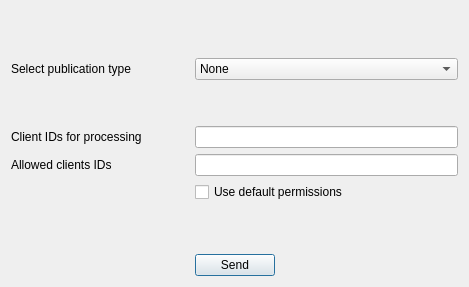
Qt form graphical-client/publish_screen.ui (GTA-UFRJ/CACIC-Use-Case) before a commit.
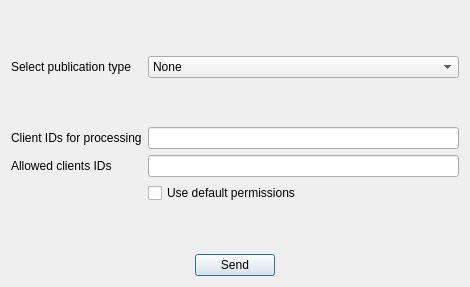
The same form after that commit.

Commit message: Fix screens problems

Patch:
```diff
--- a/graphical-client/publish_screen.ui
+++ b/graphical-client/publish_screen.ui
@@ -13,54 +13,36 @@
   <property name="windowTitle">
    <string>CACIC - Publication</string>
   </property>
-  <layout class="QGridLayout" name="gridLayout">
-   <item row="5" column="1" colspan="2">
-    <widget class="QLineEdit" name="ids_lineedit">
+  <layout class="QVBoxLayout" name="verticalLayout">
+   <item>
+    <spacer name="verticalSpacer_2">
+     <property name="orientation">
+      <enum>Qt::Vertical</enum>
+     </property>
+     <property name="sizeHint" stdset="0">
+      <size>
+       <width>448</width>
+       <height>28</height>
+      </size>
+     </property>
+    </spacer>
+   </item>
+   <item>
+    <layout class="QFormLayout" name="formLayout">
+     <item row="0" column="0">
+      <widget class="QLabel" name="label_3">
      <property name="sizePolicy">
-      <sizepolicy hsizetype="Minimum" vsizetype="Minimum">
+        <sizepolicy hsizetype="Minimum" vsizetype="Preferred">
        <horstretch>0</horstretch>
        <verstretch>0</verstretch>
       </sizepolicy>
      </property>
-    </widget>
-   </item>
-   <item row="4" column="0" colspan="3">
-    <spacer name="verticalSpacer_3">
-     <property name="orientation">
-      <enum>Qt::Vertical</enum>
-     </property>
-     <property name="sizeType">
-      <enum>QSizePolicy::Minimum</enum>
-     </property>
-     <property name="sizeHint" stdset="0">
-      <size>
-       <width>20</width>
-       <height>40</height>
-      </size>
-     </property>
-    </spacer>
-   </item>
-   <item row="9" column="1">
-    <widget class="QPushButton" name="send_button">
      <property name="text">
-      <string>Send</string>
+        <string>Select publication type</string>
      </property>
     </widget>
    </item>
-   <item row="9" column="2">
-    <spacer name="horizontalSpacer_2">
-     <property name="orientation">
-      <enum>Qt::Horizontal</enum>
-     </property>
-     <property name="sizeHint" stdset="0">
-      <size>
-       <width>40</width>
-       <height>20</height>
-      </size>
-     </property>
-    </spacer>
-   </item>
-   <item row="2" column="1" colspan="2">
+     <item row="0" column="1">
     <widget class="QComboBox" name="type_box">
      <property name="sizePolicy">
       <sizepolicy hsizetype="Minimum" vsizetype="Minimum">
@@ -80,7 +62,40 @@
      </item>
     </widget>
    </item>
-   <item row="6" column="0">
+     <item row="1" column="1">
+      <spacer name="verticalSpacer_3">
+       <property name="orientation">
+        <enum>Qt::Vertical</enum>
+       </property>
+       <property name="sizeType">
+        <enum>QSizePolicy::Minimum</enum>
+       </property>
+       <property name="sizeHint" stdset="0">
+        <size>
+         <width>17</width>
+         <height>37</height>
+        </size>
+       </property>
+      </spacer>
+     </item>
+     <item row="2" column="0">
+      <widget class="QLabel" name="label_2">
+       <property name="text">
+        <string>Client IDs for processing</string>
+       </property>
+      </widget>
+     </item>
+     <item row="2" column="1">
+      <widget class="QLineEdit" name="ids_lineedit">
+       <property name="sizePolicy">
+        <sizepolicy hsizetype="Minimum" vsizetype="Minimum">
+         <horstretch>0</horstretch>
+         <verstretch>0</verstretch>
+        </sizepolicy>
+       </property>
+      </widget>
+     </item>
+     <item row="3" column="0">
     <widget class="QLabel" name="label">
      <property name="sizePolicy">
       <sizepolicy hsizetype="Preferred" vsizetype="Minimum">
@@ -93,82 +108,75 @@
      </property>
     </widget>
    </item>
-   <item row="7" column="1" colspan="2">
+     <item row="3" column="1">
+      <widget class="QLineEdit" name="idperms_lineedit">
+       <property name="sizePolicy">
+        <sizepolicy hsizetype="Minimum" vsizetype="Minimum">
+         <horstretch>0</horstretch>
+         <verstretch>0</verstretch>
+        </sizepolicy>
+       </property>
+      </widget>
+     </item>
+     <item row="4" column="1">
     <widget class="QCheckBox" name="default_check">
      <property name="text">
       <string>Use default permissions</string>
      </property>
     </widget>
    </item>
-   <item row="9" column="0">
-    <spacer name="horizontalSpacer">
-     <property name="orientation">
-      <enum>Qt::Horizontal</enum>
-     </property>
-     <property name="sizeHint" stdset="0">
-      <size>
-       <width>40</width>
-       <height>20</height>
-      </size>
-     </property>
-    </spacer>
+    </layout>
    </item>
-   <item row="5" column="0">
-    <widget class="QLabel" name="label_2">
-     <property name="text">
-      <string>Client IDs for processing</string>
-     </property>
-    </widget>
-   </item>
-   <item row="6" column="1" colspan="2">
-    <widget class="QLineEdit" name="idperms_lineedit">
-     <property name="sizePolicy">
-      <sizepolicy hsizetype="Minimum" vsizetype="Minimum">
-       <horstretch>0</horstretch>
-       <verstretch>0</verstretch>
-      </sizepolicy>
-     </property>
-    </widget>
-   </item>
-   <item row="1" column="0" colspan="3">
-    <spacer name="verticalSpacer_2">
-     <property name="orientation">
-      <enum>Qt::Vertical</enum>
-     </property>
-     <property name="sizeHint" stdset="0">
-      <size>
-       <width>20</width>
-       <height>40</height>
-      </size>
-     </property>
-    </spacer>
-   </item>
-   <item row="2" column="0">
-    <widget class="QLabel" name="label_3">
-     <property name="sizePolicy">
-      <sizepolicy hsizetype="Minimum" vsizetype="Preferred">
-       <horstretch>0</horstretch>
-       <verstretch>0</verstretch>
-      </sizepolicy>
-     </property>
-     <property name="text">
-      <string>Select publication type</string>
-     </property>
-    </widget>
-   </item>
-   <item row="8" column="0" colspan="3">
+   <item>
     <spacer name="verticalSpacer">
      <property name="orientation">
       <enum>Qt::Vertical</enum>
      </property>
      <property name="sizeHint" stdset="0">
       <size>
-       <width>20</width>
-       <height>40</height>
+       <width>448</width>
+       <height>29</height>
       </size>
      </property>
     </spacer>
    </item>
+   <item>
+    <layout class="QHBoxLayout" name="horizontalLayout">
+     <item>
+      <spacer name="horizontalSpacer">
+       <property name="orientation">
+        <enum>Qt::Horizontal</enum>
+       </property>
+       <property name="sizeHint" stdset="0">
+        <size>
+         <width>40</width>
+         <height>20</height>
+        </size>
+       </property>
+      </spacer>
+     </item>
+     <item>
+      <widget class="QPushButton" name="send_button">
+       <property name="text">
+        <string>Send</string>
+       </property>
+      </widget>
+     </item>
+     <item>
+      <spacer name="horizontalSpacer_2">
+       <property name="orientation">
+        <enum>Qt::Horizontal</enum>
+       </property>
+       <property name="sizeHint" stdset="0">
+        <size>
+         <width>40</width>
+         <height>20</height>
+        </size>
+       </property>
+      </spacer>
+     </item>
+    </layout>
+   </item>
   </layout>
  </widget>
  <resources/>
```
Lines whose indentation alone changed are shown as unchanged. The commit also changes 15 other files.
